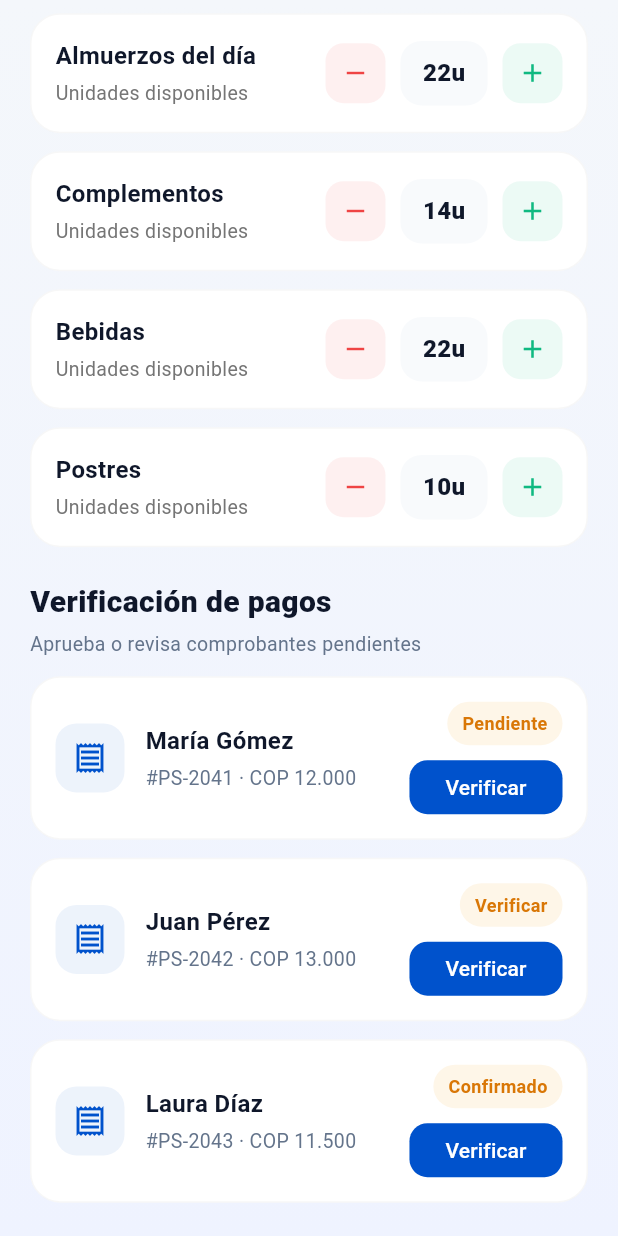
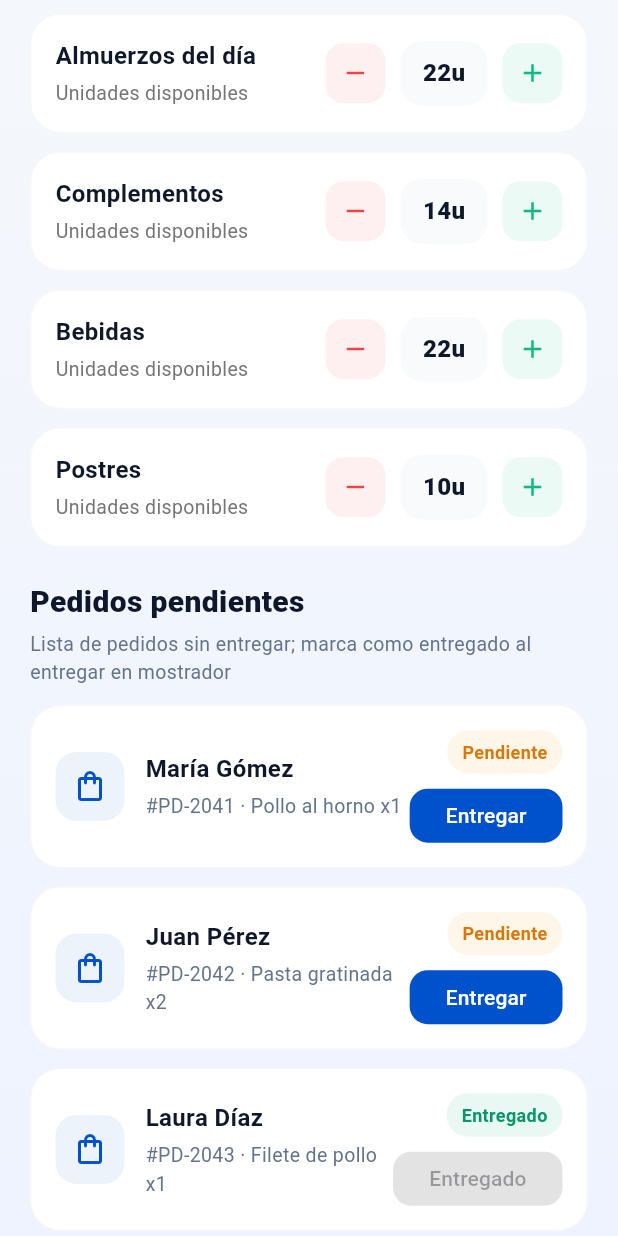
Before and after one commit to ISCOUTB/AS_PlacitaSpeed, a Flutter app: the AdminHomePage screen opened directly, scrolled down 484 dp, on a phone screen of 412 x 824 dp. Run offline on Flutter 3.47's test engine with Material 3 defaults, Android fonts, the phone set to English and light mode, and no system bars; our stand-ins replace equatable.

Commit message:
User admin details

```diff
--- a/placita_speed_frontend/lib/presentation/home/pages/admin_home_page.dart
+++ b/placita_speed_frontend/lib/presentation/home/pages/admin_home_page.dart
@@ -15,24 +15,25 @@ class _AdminHomePageState extends State<AdminHomePage> {
     _InventoryControlItem(name: 'Postres', stock: 10, unit: 'u'),
   ];
 
-  final List<_PaymentReviewItem> _payments = [
-    _PaymentReviewItem(
-      studentName: 'María Gómez',
-      reference: '#PS-2041',
-      amount: '12.000',
+  // Lista de pedidos y su estado (Pendiente / Entregado)
+  final List<_OrderItem> _orders = [
+    _OrderItem(
+      customerName: 'María Gómez',
+      orderRef: '#PD-2041',
+      details: 'Pollo al horno x1',
       status: 'Pendiente',
     ),
-    _PaymentReviewItem(
-      studentName: 'Juan Pérez',
-      reference: '#PS-2042',
-      amount: '13.000',
-      status: 'Verificar',
+    _OrderItem(
+      customerName: 'Juan Pérez',
+      orderRef: '#PD-2042',
+      details: 'Pasta gratinada x2',
+      status: 'Pendiente',
     ),
-    _PaymentReviewItem(
-      studentName: 'Laura Díaz',
-      reference: '#PS-2043',
-      amount: '11.500',
-      status: 'Confirmado',
+    _OrderItem(
+      customerName: 'Laura Díaz',
+      orderRef: '#PD-2043',
+      details: 'Filete de pollo x1',
+      status: 'Entregado',
     ),
   ];
 
@@ -55,9 +56,9 @@ class _AdminHomePageState extends State<AdminHomePage> {
     });
   }
 
-  void _markPaymentVerified(int index) {
+  void _markOrderDelivered(int index) {
     setState(() {
-      _payments[index].status = 'Verificado';
+      _orders[index].status = 'Entregado';
     });
   }
 
@@ -103,7 +104,7 @@ class _AdminHomePageState extends State<AdminHomePage> {
                         accentColor: Color(0xFF0052CC),
                       ),
                       _SummaryCard(
-                        title: 'Pagos pendientes',
+                        title: 'Pedidos pendientes',
                         value: '2',
                         icon: Icons.receipt_long_outlined,
                         accentColor: Color(0xFFF59E0B),
@@ -152,23 +153,24 @@ class _AdminHomePageState extends State<AdminHomePage> {
                 padding: const EdgeInsets.fromLTRB(20, 22, 20, 12),
                 sliver: SliverToBoxAdapter(
                   child: _SectionHeader(
-                    title: 'Verificación de pagos',
-                    subtitle: 'Aprueba o revisa comprobantes pendientes',
+                    title: 'Pedidos pendientes',
+                    subtitle:
+                        'Lista de pedidos sin entregar; marca como entregado al entregar en mostrador',
                   ),
                 ),
               ),
               SliverPadding(
                 padding: const EdgeInsets.fromLTRB(20, 0, 20, 20),
                 sliver: SliverList.separated(
-                  itemCount: _payments.length,
+                  itemCount: _orders.length,
                   separatorBuilder: (_, __) => const SizedBox(height: 12),
                   itemBuilder: (context, index) {
-                    final payment = _payments[index];
-                    return _PaymentReviewCard(
-                      payment: payment,
-                      onVerify: payment.status == 'Verificado'
+                    final order = _orders[index];
+                    return _OrderCard(
+                      order: order,
+                      onDeliver: order.status == 'Entregado'
                           ? null
-                          : () => _markPaymentVerified(index),
+                          : () => _markOrderDelivered(index),
                     );
                   },
                 ),
@@ -439,15 +441,15 @@ class _InventoryControlCard extends StatelessWidget {
   }
 }
 
-class _PaymentReviewCard extends StatelessWidget {
-  final _PaymentReviewItem payment;
-  final VoidCallback? onVerify;
+class _OrderCard extends StatelessWidget {
+  final _OrderItem order;
+  final VoidCallback? onDeliver;
 
-  const _PaymentReviewCard({required this.payment, required this.onVerify});
+  const _OrderCard({required this.order, required this.onDeliver});
 
   @override
   Widget build(BuildContext context) {
-    final isVerified = payment.status == 'Verificado';
+    final isDelivered = order.status == 'Entregado';
 
     return Container(
       padding: const EdgeInsets.all(16),
@@ -465,7 +467,10 @@ class _PaymentReviewCard extends StatelessWidget {
               color: const Color(0xFF0052CC).withAlpha(18),
               borderRadius: BorderRadius.circular(14),
             ),
-            child: const Icon(Icons.receipt_outlined, color: Color(0xFF0052CC)),
+            child: const Icon(
+              Icons.shopping_bag_outlined,
+              color: Color(0xFF0052CC),
+            ),
           ),
           const SizedBox(width: 14),
           Expanded(
@@ -473,7 +478,7 @@ class _PaymentReviewCard extends StatelessWidget {
               crossAxisAlignment: CrossAxisAlignment.start,
               children: [
                 Text(
-                  payment.studentName,
+                  order.customerName,
                   style: const TextStyle(
                     fontSize: 16,
                     fontWeight: FontWeight.w700,
@@ -482,7 +487,7 @@ class _PaymentReviewCard extends StatelessWidget {
                 ),
                 const SizedBox(height: 4),
                 Text(
-                  '${payment.reference} · COP ${payment.amount}',
+                  '${order.orderRef} · ${order.details}',
                   style: const TextStyle(
                     fontSize: 13,
                     color: Color(0xFF64748B),
@@ -501,18 +506,18 @@ class _PaymentReviewCard extends StatelessWidget {
                 ),
                 decoration: BoxDecoration(
                   color:
-                      (isVerified
+                      (isDelivered
                               ? const Color(0xFF10B981)
                               : const Color(0xFFF59E0B))
                           .withAlpha(24),
                   borderRadius: BorderRadius.circular(999),
                 ),
                 child: Text(
-                  payment.status,
+                  order.status,
                   style: TextStyle(
                     fontSize: 12,
                     fontWeight: FontWeight.w700,
-                    color: isVerified
+                    color: isDelivered
                         ? const Color(0xFF059669)
                         : const Color(0xFFD97706),
                   ),
@@ -522,12 +527,12 @@ class _PaymentReviewCard extends StatelessWidget {
               SizedBox(
                 height: 36,
                 child: ElevatedButton(
-                  onPressed: onVerify,
+                  onPressed: onDeliver,
                   style: ElevatedButton.styleFrom(
-                    backgroundColor: isVerified
+                    backgroundColor: isDelivered
                         ? const Color(0xFFE2E8F0)
                         : const Color(0xFF0052CC),
-                    foregroundColor: isVerified
+                    foregroundColor: isDelivered
                         ? const Color(0xFF334155)
                         : Colors.white,
                     elevation: 0,
@@ -535,7 +540,7 @@ class _PaymentReviewCard extends StatelessWidget {
                       borderRadius: BorderRadius.circular(12),
                     ),
                   ),
-                  child: Text(isVerified ? 'Listo' : 'Verificar'),
+                  child: Text(isDelivered ? 'Entregado' : 'Entregar'),
                 ),
               ),
             ],
@@ -587,16 +592,16 @@ class _InventoryControlItem {
   });
 }
 
-class _PaymentReviewItem {
-  final String studentName;
-  final String reference;
-  final String amount;
+class _OrderItem {
+  final String customerName;
+  final String orderRef;
+  final String details;
   String status;
 
-  _PaymentReviewItem({
-    required this.studentName,
-    required this.reference,
-    required this.amount,
+  _OrderItem({
+    required this.customerName,
+    required this.orderRef,
+    required this.details,
     required this.status,
   });
 }
```
